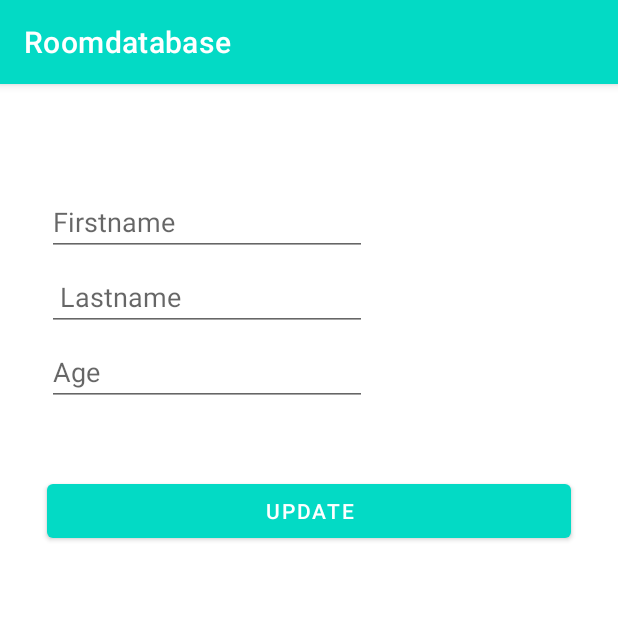
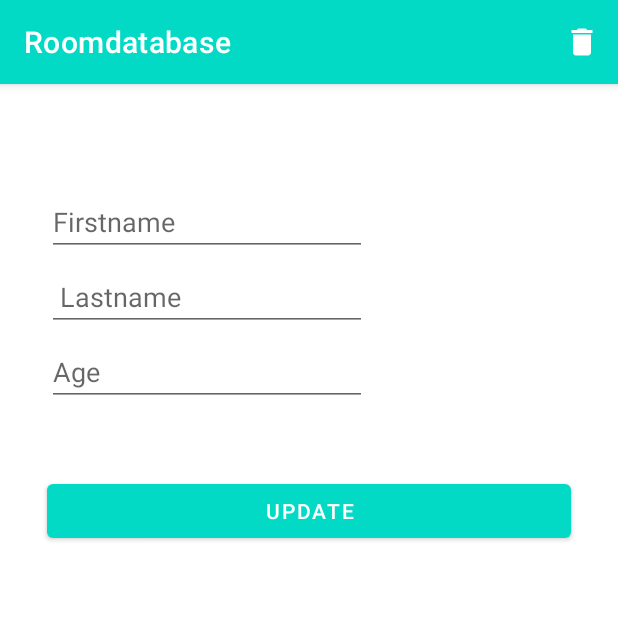
Before and after one commit to khan78756/Student-Data-Base-Room--MVVM, an Android app: the fragment UpdateFragment placed in its activity, on a phone screen of 412 x 824 dp, the top half of it. Run offline under Robolectric (Android 15) with nearby library versions, the phone set to English and light mode, and no system bars; our stand-ins replace Room's generated code; 4 statements that could not run were skipped.

Commit message:
RoomDataBase

```diff
--- a/app/src/main/java/com/example/roomdatabase/data/UserDao.kt
+++ b/app/src/main/java/com/example/roomdatabase/data/UserDao.kt
@@ -1,10 +1,7 @@
 package com.example.roomdatabase.data
 
 import androidx.lifecycle.LiveData
-import androidx.room.Dao
-import androidx.room.Insert
-import androidx.room.OnConflictStrategy
-import androidx.room.Query
+import androidx.room.*
 import com.example.roomdatabase.model.User
 
 
@@ -17,6 +14,15 @@ interface UserDao{
     @Insert(onConflict = OnConflictStrategy.IGNORE)
     suspend fun addUser(user: User)
 
+    @Update
+    suspend fun updateUser(user: User)
+
+    @Delete
+    suspend fun delete(user: User)
+
+    @Query("DELETE FROM user_database")
+    suspend fun deleteAllUser()
+
     //FOR READING ALL DATA FROM ROOM DATABASE
     @Query("SELECT * FROM user_database ORDER BY id ASC")
      fun readAllData(): LiveData<List<User>>
--- a/app/src/main/java/com/example/roomdatabase/fragment/listfragment/ListFragment.kt
+++ b/app/src/main/java/com/example/roomdatabase/fragment/listfragment/ListFragment.kt
@@ -1,10 +1,10 @@
 package com.example.roomdatabase.fragment.listfragment
 
+import android.app.AlertDialog
 import android.os.Bundle
+import android.view.*
+import android.widget.Toast
 import androidx.fragment.app.Fragment
-import android.view.LayoutInflater
-import android.view.View
-import android.view.ViewGroup
 import androidx.lifecycle.Observer
 import androidx.lifecycle.ViewModelProvider
 import androidx.navigation.fragment.findNavController
@@ -48,7 +48,37 @@ class ListFragment : Fragment() {
             findNavController().navigate(R.id.action_listfragment_to_addfragment)
         }
 
+        //ADD MENU
+        setHasOptionsMenu(true)
+
         return view
+    }
+
+    @Deprecated("Deprecated in Java")
+    override fun onCreateOptionsMenu(menu: Menu, inflater: MenuInflater) {
+        inflater.inflate(R.menu.delete_item,menu)
+    }
+
+    @Deprecated("Deprecated in Java")
+    override fun onOptionsItemSelected(item: MenuItem): Boolean {
+        if (item.itemId == R.id.menu_delete){
+            deleteAllUser()
+        }
+        return super.onOptionsItemSelected(item)
+    }
+
+    private fun deleteAllUser() {
+        val builder= AlertDialog.Builder(requireContext())
+        builder.setPositiveButton("Yes"){_,_ ->
+            mUserViewModel.deleteAllUser()
+            Toast.makeText(requireContext(),"Successfully Delete", Toast.LENGTH_LONG).show()
+
+        }
+        builder.setNegativeButton("No"){_,_ ->}
+        builder.setTitle("Delete Everything?")
+        builder.setMessage("Are you sure you want to delete everything?")
+        builder.create().show()
+
     }
 
 
--- /dev/null
+++ b/app/src/main/res/drawable/delete.xml
@@ -0,0 +1,5 @@
+<vector android:height="24dp" android:tint="#FFFFFF"
+    android:viewportHeight="24" android:viewportWidth="24"
+    android:width="24dp" xmlns:android="http://schemas.android.com/apk/res/android">
+    <path android:fillColor="@android:color/white" android:pathData="M6,19c0,1.1 0.9,2 2,2h8c1.1,0 2,-0.9 2,-2V7H6v12zM19,4h-3.5l-1,-1h-5l-1,1H5v2h14V4z"/>
+</vector>
--- /dev/null
+++ b/app/src/main/res/menu/delete_item.xml
@@ -0,0 +1,16 @@
+<?xml version="1.0" encoding="utf-8"?>
+<menu xmlns:android="http://schemas.android.com/apk/res/android"
+    xmlns:app="http://schemas.android.com/apk/res-auto">
+
+
+
+    <item
+        android:id="@+id/menu_delete"
+        android:title="Delete"
+        android:icon="@drawable/delete"
+        app:showAsAction="ifRoom"
+
+
+        />
+
+</menu>
```
Also changed, not shown: app/src/main/java/com/example/roomdatabase/fragment/UpdateFragment/UpdateFragment.kt (+86 -4 lines), app/src/main/java/com/example/roomdatabase/repository/UserRepository.kt (+13 -0 lines), app/src/main/java/com/example/roomdatabase/viewmodel/UserViewModel.kt (+18 -0 lines).
